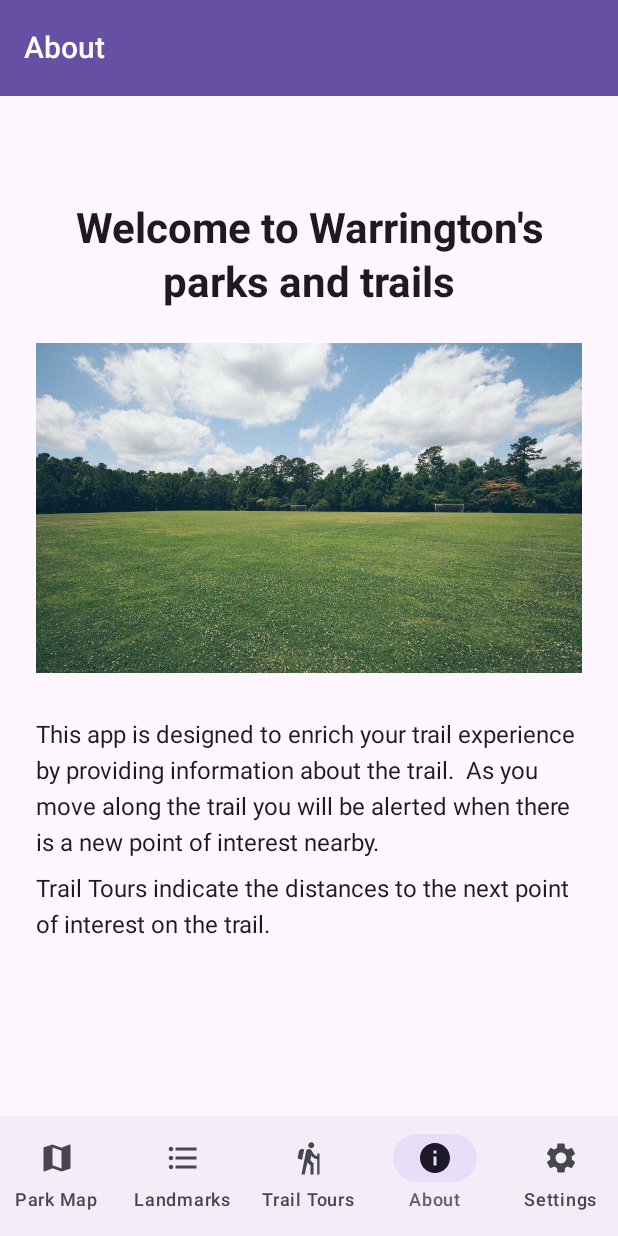
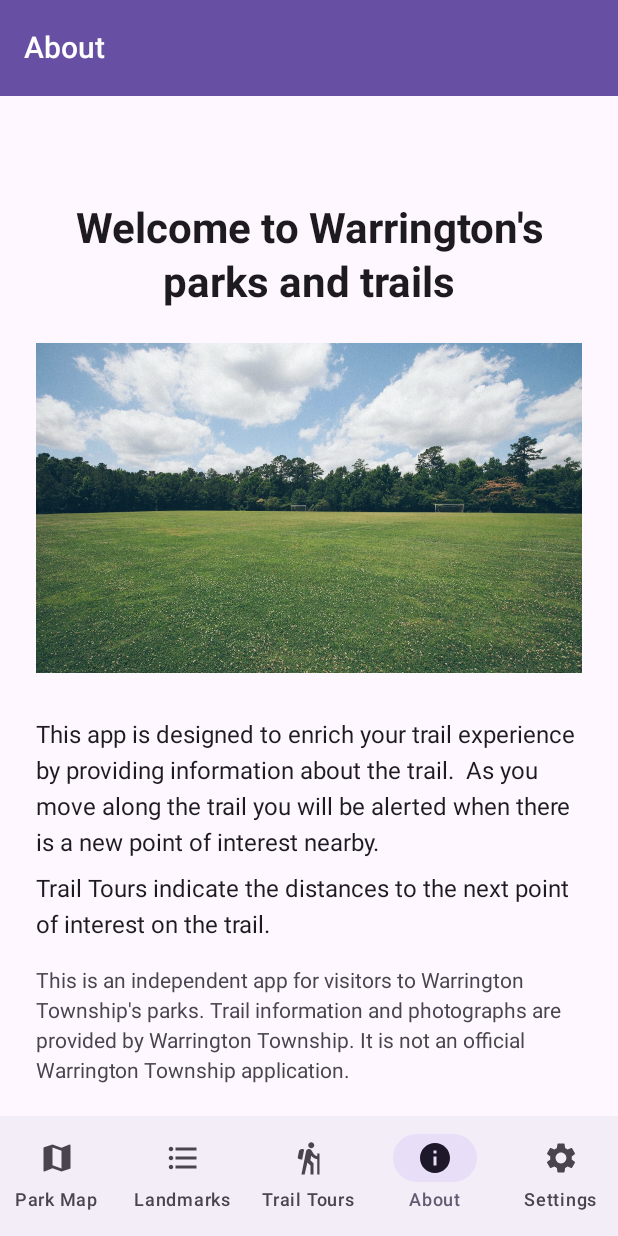
Before and after one commit to ssuffian/warrington-beacons, an Android app built with Jetpack Compose: the AboutScreen screen opened through its navigation route, on a phone screen of 412 x 824 dp. Run offline under Robolectric (Android 15) with nearby library versions, the phone set to English and light mode, and no system bars; our stand-ins replace Dagger/Hilt's generated code; libraries missing offline, so code that uses them is left out: org.altbeacon.beacon, org.osmdroid.config, org.osmdroid.events, org.osmdroid.tileprovider, org.osmdroid.util and 1 more; 12 statements that could not run were skipped.

Commit message:
State plainly that this is not an official township app
The other half of the remedy for the Play Impersonation rejection: the
icon no longer borrows the township's identity, and now the app says
outright that it isn't the township's app. Goes in the About screen and
at the top of the store description, where a reviewer will see it rather
than at the bottom of the listing.

Bumps versionCode to 3 for the resubmission.

Co-Authored-By: Claude Opus 5 (1M context) <noreply@anthropic.com>

```diff
--- a/android/app/build.gradle.kts
+++ b/android/app/build.gradle.kts
@@ -28,8 +28,8 @@ android {
         applicationId = "org.warringtontownship.parks.android"
         minSdk = 31
         targetSdk = 36
-        versionCode = 2
-        versionName = "2026.8.17"
+        versionCode = 3
+        versionName = "2026.8.21"
     }
 
     signingConfigs {
--- a/android/app/src/main/java/org/warringtontownship/parks/android/ui/about/AboutScreen.kt
+++ b/android/app/src/main/java/org/warringtontownship/parks/android/ui/about/AboutScreen.kt
@@ -92,6 +92,18 @@ fun AboutScreen(viewModel: LocationsViewModel = hiltViewModel()) {
                 text = "Trail Tours indicate the distances to the next point of interest on the trail.",
                 style = MaterialTheme.typography.bodyLarge,
             )
+            Spacer(modifier = Modifier.height(20.dp))
+            // Google Play flagged an earlier release under its Impersonation
+            // policy for using the township seal as the app icon. Stating the
+            // relationship plainly is the remedy Play asks for ("clearly
+            // distance the app from the entity"), and it's true regardless.
+            Text(
+                text = "This is an independent app for visitors to Warrington Township's " +
+                    "parks. Trail information and photographs are provided by Warrington " +
+                    "Township. It is not an official Warrington Township application.",
+                style = MaterialTheme.typography.bodyMedium,
+                color = MaterialTheme.colorScheme.onSurfaceVariant,
+            )
             Spacer(modifier = Modifier.height(26.dp))
         }
     }
```
Also changed, not shown: 1 other file.
